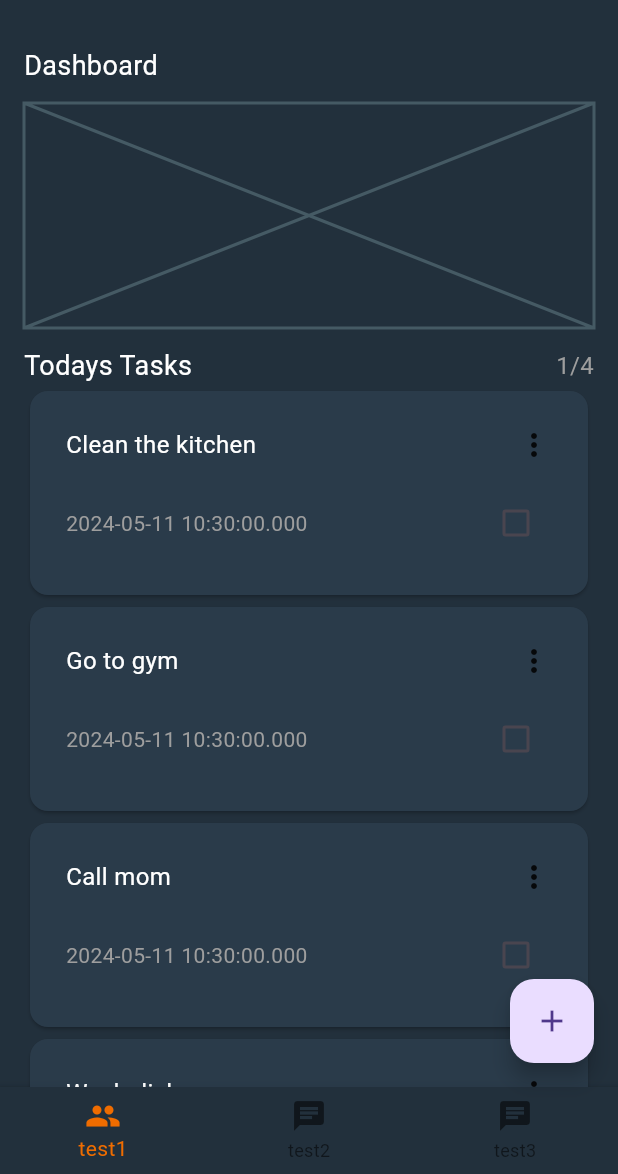
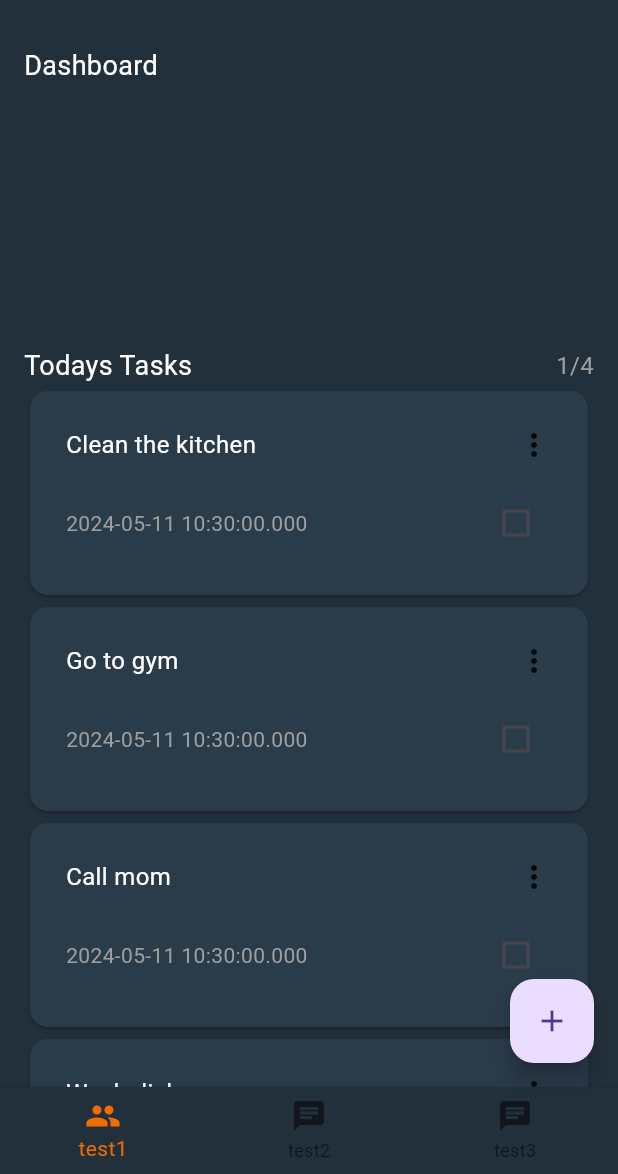
Before and after one commit to Dustindyn/to_do_app, a Flutter app: the screen it shows after launch, on a phone screen of 412 x 824 dp, the part 62-1236 px from its top. Run offline on Flutter 3.47's test engine with Material 3 defaults, Android fonts, the phone set to English and light mode, and no system bars; our stand-ins replace freezed_annotation, go_router; missing offline and left inert: animated_line_through; generated files the repository leaves out were written again.

```diff
--- /dev/null
+++ b/dart_test.yaml
@@ -0,0 +1,2 @@
+tags:
+  golden:
--- a/lib/src/core/routing/router.dart
+++ b/lib/src/core/routing/router.dart
@@ -16,7 +16,7 @@ final GoRouter router = GoRouter(
           routes: [
             GoRoute(
               path: '/dashboard',
-              builder: (context, state) => DashboardScreen(),
+              builder: (context, state) => DashboardPage(),
             ),
           ],
         ),
--- a/lib/src/features/dashboard/pages/dashboard_page.dart
+++ b/lib/src/features/dashboard/pages/dashboard_page.dart
@@ -3,8 +3,8 @@ import 'package:flutter/widgets.dart';
 import 'package:you_do/src/core/tasks/models/task.dart';
 import 'package:you_do/src/core/tasks/widgets/task_box.dart';
 
-class DashboardScreen extends StatelessWidget {
-  DashboardScreen({super.key});
+class DashboardPage extends StatelessWidget {
+  DashboardPage({super.key});
 
   final _tasks = <Task>[
     Task(
@@ -42,7 +42,7 @@ class DashboardScreen extends StatelessWidget {
               style: TextStyle(fontSize: 18),
             ),
             const SizedBox(height: 12),
-            const SizedBox(height: 150, child: Placeholder()),
+            const SizedBox(height: 150),
             const SizedBox(height: 12),
             const Row(
               mainAxisAlignment: MainAxisAlignment.spaceBetween,
--- a/pubspec.yaml
+++ b/pubspec.yaml
@@ -14,6 +14,7 @@ dependencies:
   flutter_localization: ^0.2.0
   freezed: ^2.5.2
   go_router: ^13.2.2
+  golden_toolkit: ^0.15.0
   percent_indicator: ^4.2.3
 
 dev_dependencies:
```
Also changed, not shown: pubspec.lock, 6 other files.
